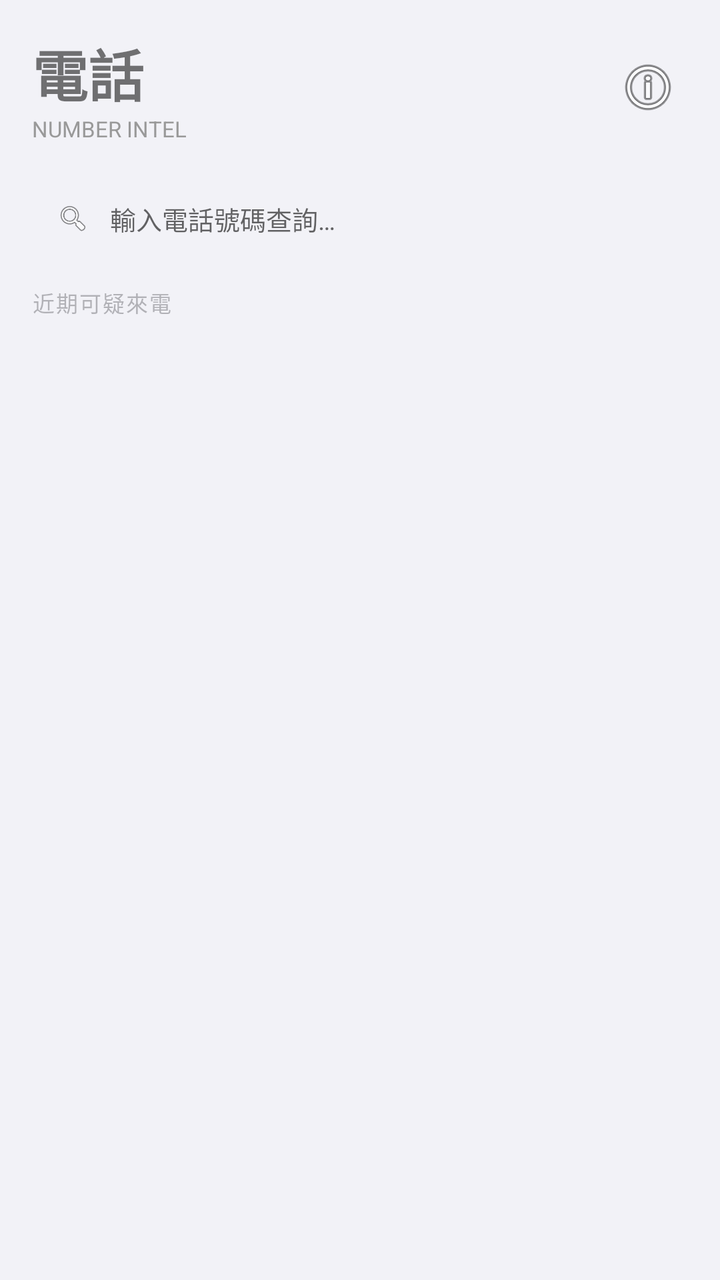
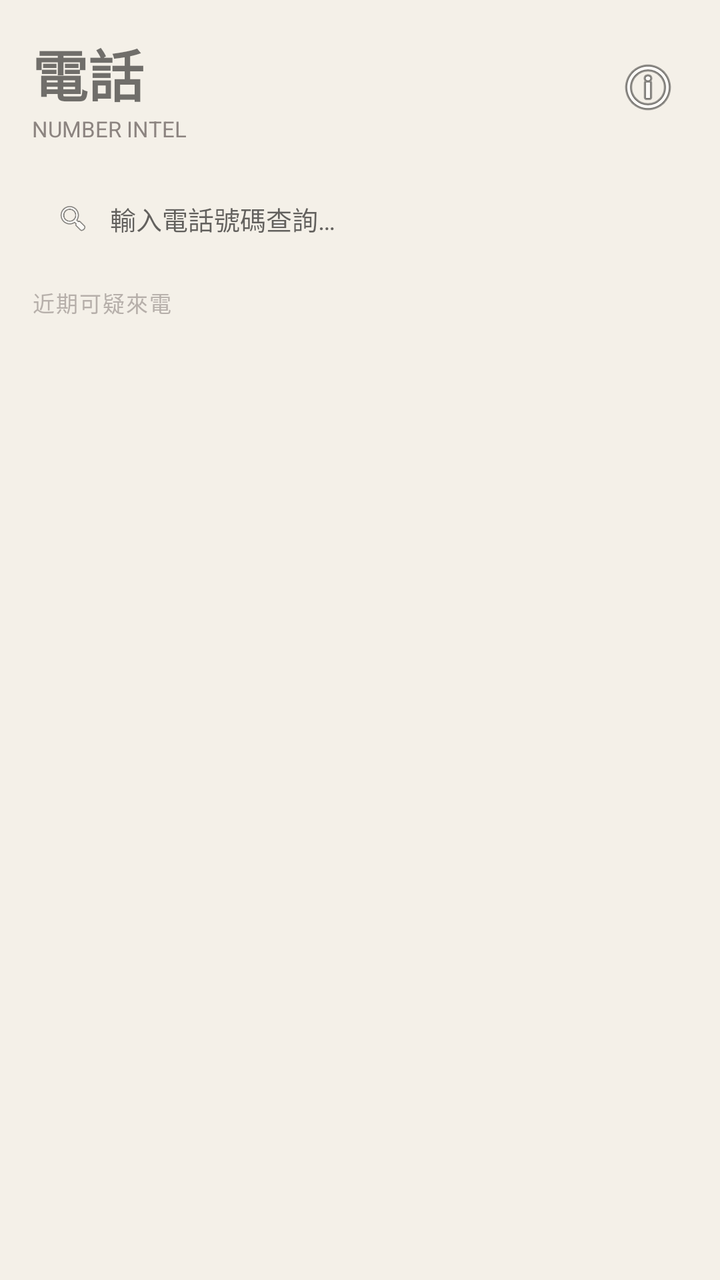

Two renders of the same Android screen: before a commit and after it. Below are the layout's source before the change and the commit's diff.
<!-- AndroidManifest.xml: application theme Theme.FraudDetector -->
<!-- res/layout/fragment_phone.xml -->
<?xml version="1.0" encoding="utf-8"?>
<LinearLayout xmlns:android="http://schemas.android.com/apk/res/android"
    android:layout_width="match_parent"
    android:layout_height="match_parent"
    android:orientation="vertical">

    
    <LinearLayout
        android:layout_width="match_parent"
        android:layout_height="wrap_content"
        android:orientation="horizontal"
        android:gravity="center_vertical"
        android:padding="16dp">

        <LinearLayout
            android:layout_width="0dp"
            android:layout_height="wrap_content"
            android:layout_weight="1"
            android:orientation="vertical">

            <TextView
                android:layout_width="wrap_content"
                android:layout_height="wrap_content"
                android:text="@string/tab_phone"
                android:textSize="28sp"
                android:textStyle="bold" />

            <TextView
                android:layout_width="wrap_content"
                android:layout_height="wrap_content"
                android:text="@string/phone_subtitle"
                android:textSize="11sp"
                android:textColor="#999999" />
        </LinearLayout>

        <ImageButton
            android:id="@+id/btnPhoneInfo"
            android:layout_width="40dp"
            android:layout_height="40dp"
            android:src="@android:drawable/ic_menu_info_details"
            android:background="?attr/selectableItemBackgroundBorderless"
            android:contentDescription="Info" />
    </LinearLayout>

    
    <LinearLayout
        android:layout_width="match_parent"
        android:layout_height="wrap_content"
        android:orientation="horizontal"
        android:gravity="center_vertical"
        android:layout_marginStart="16dp"
        android:layout_marginEnd="16dp"
        android:layout_marginBottom="12dp"
        android:padding="12dp">

        <ImageView
            android:layout_width="17dp"
            android:layout_height="17dp"
            android:src="@android:drawable/ic_menu_search"
            android:contentDescription="Search" />

        <EditText
            android:id="@+id/etPhoneSearch"
            android:layout_width="0dp"
            android:layout_height="wrap_content"
            android:layout_weight="1"
            android:layout_marginStart="10dp"
            android:hint="@string/phone_search_hint"
            android:background="@android:color/transparent"
            android:inputType="phone"
            android:textSize="13sp"
            android:singleLine="true" />
    </LinearLayout>

    
    <TextView
        android:layout_width="match_parent"
        android:layout_height="wrap_content"
        android:text="@string/recent_suspicious_calls"
        android:textSize="11sp"
        android:textColor="@color/lbl3"
        android:letterSpacing="0.06"
        android:textAllCaps="true"
        android:paddingStart="16dp"
        android:paddingBottom="8dp" />

    
    <androidx.recyclerview.widget.RecyclerView
        android:id="@+id/rvPhones"
        android:layout_width="match_parent"
        android:layout_height="0dp"
        android:layout_weight="1"
        android:paddingStart="16dp"
        android:paddingEnd="16dp"
        android:clipToPadding="false"
        android:paddingBottom="16dp" />
</LinearLayout>
<!-- resources referenced by this layout -->
<resources>
  <color name="lbl3">#5C3C3C43</color>
  <string name="phone_search_hint">輸入電話號碼查詢…</string>
  <string name="phone_subtitle">NUMBER INTEL</string>
  <string name="recent_suspicious_calls">近期可疑來電</string>
  <string name="tab_phone">電話</string>
  <style name="Theme.FraudDetector" parent="Theme.MaterialComponents.Light.NoActionBar">
          <item name="colorPrimary">@color/blue</item>
          <item name="colorPrimaryDark">@color/blue_dk</item>
          <item name="colorAccent">@color/blue</item>
          <item name="android:windowBackground">@color/bg</item>
          <item name="android:statusBarColor">@color/blue_dk</item>
          <item name="android:navigationBarColor">@color/white</item>
      </style>
  <color name="blue">#FF2196F3</color>
  <color name="blue_dk">#FF1976D2</color>
  <color name="bg">#FFF2F2F7</color>
  <color name="white">#FFFFFFFF</color>
</resources>

<!-- the commit's change to res/layout/fragment_phone.xml (unified diff, before → after) -->
@@ -30,7 +30,7 @@
                 android:layout_height="wrap_content"
                 android:text="@string/phone_subtitle"
                 android:textSize="11sp"
-                android:textColor="#999999" />
+                android:textColor="#8C8480" />
         </LinearLayout>
 
         <ImageButton
@@ -74,6 +74,20 @@
 
     
     <TextView
+        android:id="@+id/tvPhoneOfflineBanner"
+        android:layout_width="match_parent"
+        android:layout_height="wrap_content"
+        android:text="⚠ 離線資料，最後更新於 X 分鐘前"
+        android:textSize="11sp"
+        android:textStyle="bold"
+        android:textColor="#C46B4A"
+        android:paddingStart="16dp"
+        android:paddingEnd="16dp"
+        android:paddingBottom="8dp"
+        android:visibility="gone" />
+
+    
+    <TextView
         android:layout_width="match_parent"
         android:layout_height="wrap_content"
         android:text="@string/recent_suspicious_calls"
<!-- resource entries referenced after the edit -->
@@ -1,21 +1,21 @@
 <!-- resources referenced by this layout -->
 <resources>
-  <color name="lbl3">#5C3C3C43</color>
+  <color name="lbl3">#998C8480</color>
   <string name="phone_search_hint">輸入電話號碼查詢…</string>
   <string name="phone_subtitle">NUMBER INTEL</string>
   <string name="recent_suspicious_calls">近期可疑來電</string>
   <string name="tab_phone">電話</string>
   <style name="Theme.FraudDetector" parent="Theme.MaterialComponents.Light.NoActionBar">
-          <item name="colorPrimary">@color/blue</item>
-          <item name="colorPrimaryDark">@color/blue_dk</item>
-          <item name="colorAccent">@color/blue</item>
+          <item name="colorPrimary">@color/steel_blue</item>
+          <item name="colorPrimaryDark">@color/steel_blue_dark</item>
+          <item name="colorAccent">@color/steel_blue</item>
           <item name="android:windowBackground">@color/bg</item>
-          <item name="android:statusBarColor">@color/blue_dk</item>
+          <item name="android:statusBarColor">@color/steel_blue_dark</item>
           <item name="android:navigationBarColor">@color/white</item>
       </style>
-  <color name="blue">#FF2196F3</color>
-  <color name="blue_dk">#FF1976D2</color>
-  <color name="bg">#FFF2F2F7</color>
+  <color name="steel_blue">#FF4A7FA5</color>
+  <color name="steel_blue_dark">#FF3A6A8E</color>
+  <color name="bg">#FFF4F0E8</color>
   <color name="white">#FFFFFFFF</color>
 </resources>
 
